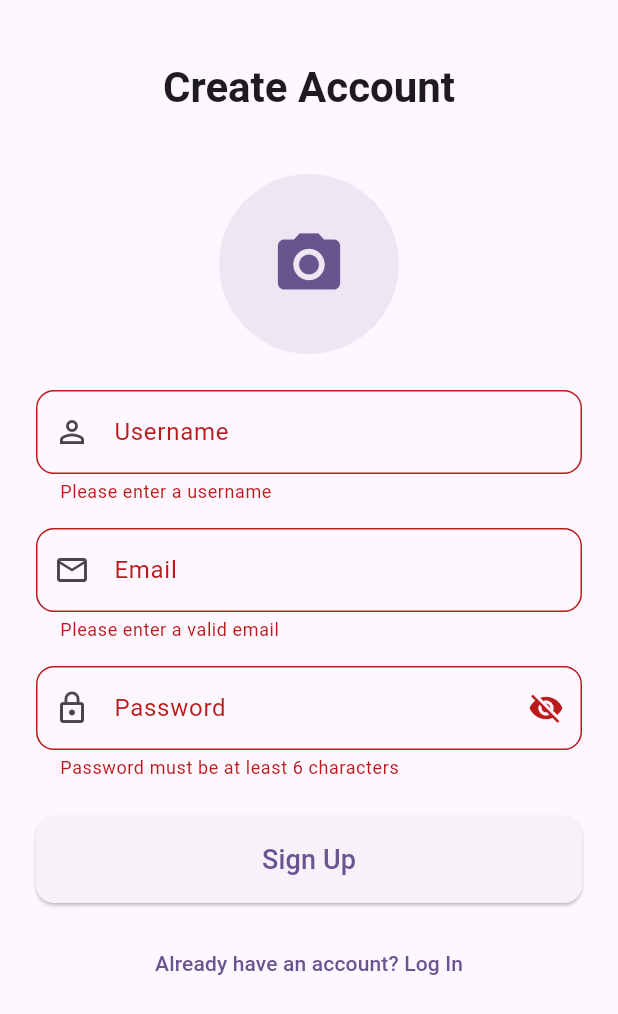
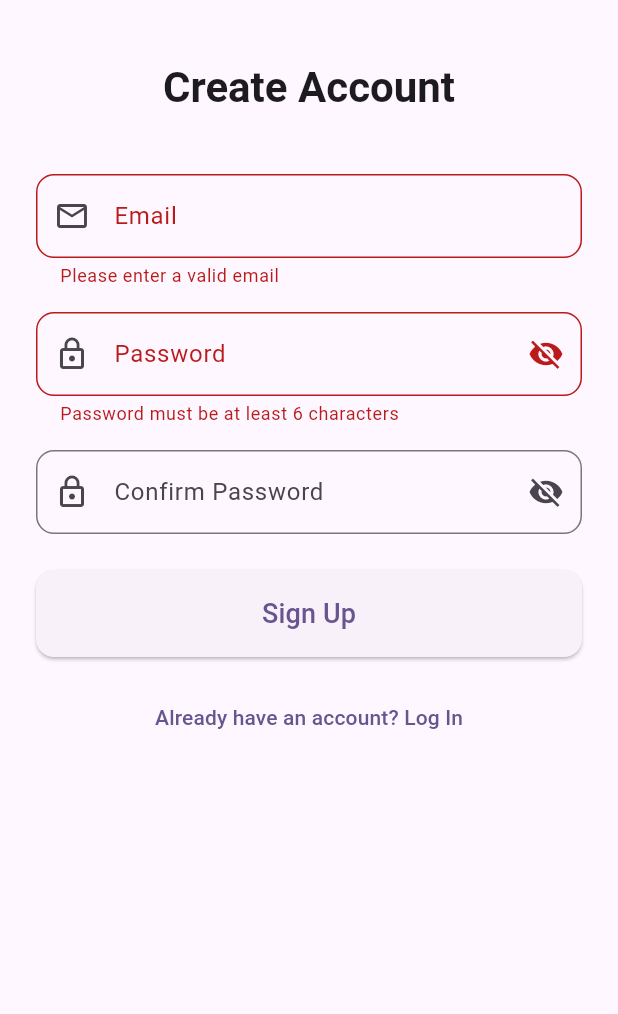
Before and after one commit to Pujiarto-Tri/e_absen, a Flutter app: the SignUpScreen screen opened by its route, after a tap on "Sign Up", on a phone screen of 412 x 824 dp. Shown: the top 1014 px of the screen. Run offline on Flutter 3.47's test engine with Material 3 defaults, Android fonts, the phone set to English and light mode, and no system bars; our stand-ins replace firebase_auth, firebase_core, flutter_map, geolocator, latlong2, location and 1 more; accounts and stored records are empty.

Commit message:
modified:   lib/screens/login_screen/sign_up.dart

```diff
--- a/lib/screens/login_screen/sign_up.dart
+++ b/lib/screens/login_screen/sign_up.dart
@@ -1,10 +1,6 @@
 import 'dart:convert';
-import 'dart:io';
 import 'package:flutter/material.dart';
-import 'package:image_picker/image_picker.dart';
 import 'package:http/http.dart' as http;
-import 'package:path/path.dart';
-import 'package:async/async.dart';
 import 'package:shared_preferences/shared_preferences.dart';
 
 class SignUpScreen extends StatefulWidget {
@@ -20,87 +16,75 @@ class SignUpScreenState extends State<SignUpScreen> {
   final _formKey = GlobalKey<FormState>();
 
   // Controllers
-  final TextEditingController _usernameController = TextEditingController();
   final TextEditingController _emailController = TextEditingController();
   final TextEditingController _passwordController = TextEditingController();
+  final TextEditingController _confirmPasswordController =
+      TextEditingController();
 
   // Variables
-  File? _avatar;
   bool _isLoading = false;
   bool _obscurePassword = true;
+  bool _obscureConfirmPassword = true;
 
   @override
-  void initState() {
-    super.initState();
+  void dispose() {
+    // Dispose controllers to avoid memory leaks
+    _emailController.dispose();
+    _passwordController.dispose();
+    _confirmPasswordController.dispose();
+    super.dispose();
   }
 
-  Future<void> _pickImage() async {
-    final ImagePicker picker = ImagePicker();
-    final XFile? image = await picker.pickImage(source: ImageSource.gallery);
-
-    if (image != null && mounted) {
-      setState(() {
-        _avatar = File(image.path);
-      });
-    }
-  }
-
-  Future<void> _signUp() async {
+  Future<void> _signUp(BuildContext context) async {
     if (!_formKey.currentState!.validate()) return;
-    if (_avatar == null) {
-      _showSnackBar('Please upload an avatar');
-      return;
-    }
 
     setState(() {
       _isLoading = true;
     });
 
     try {
-      var uri = Uri.parse('http://your-backend-url/api/register/');
-      var request = http.MultipartRequest('POST', uri);
-
-      request.fields['user_id.username'] = _usernameController.text;
-      request.fields['user_id.email'] = _emailController.text;
-      request.fields['user_id.password'] = _passwordController.text;
-      request.fields['user_name'] = _usernameController.text;
-      request.fields['is_active'] = 'true';
-
-      // Attach avatar
-      if (_avatar != null) {
-        var stream =
-            http.ByteStream(DelegatingStream.typed(_avatar!.openRead()));
-        var length = await _avatar!.length();
-        var multipartFile = http.MultipartFile('user_avatar', stream, length,
-            filename: basename(_avatar!.path));
-        request.files.add(multipartFile);
+      var uri = Uri.parse(
+          'https://eabsendjangobackend-production.up.railway.app/api/register/');
+      var response = await http.post(
+        uri,
+        headers: {'Content-Type': 'application/json'},
+        body: jsonEncode({
+          'user_id': {
+            'email': _emailController.text,
+            'password': _passwordController.text,
+            'password2': _confirmPasswordController.text,
           }
-
-      var response = await request.send();
-      var responseData = await http.Response.fromStream(response);
+        }),
+      );
 
       if (mounted) {
         if (response.statusCode == 201) {
+          // Try to parse the JSON response
+          try {
             // Registration successful
-          _showSnackBar('Registration successful');
+            _showSnackBar('Registration successful', context);
 
             // Optionally, save login state
             SharedPreferences prefs = await SharedPreferences.getInstance();
             await prefs.setBool('isLoggedIn', true);
-          await prefs.setString('username', _emailController.text);
+            await prefs.setString('email', _emailController.text);
 
             // Navigate to home or login screen
-          Navigator.pushReplacementNamed(context as BuildContext, '/login');
+            Navigator.pushReplacementNamed(context, '/login');
+          } catch (e) {
+            _showSnackBar(
+                'Registration successful, but response parsing failed',
+                context);
+          }
         } else {
           // Registration failed
-          var error = jsonDecode(responseData.body);
-          _showSnackBar('Registration failed: $error');
+          _showSnackBar('Registration failed: ${response.body}', context);
         }
       }
     } catch (e) {
       // Handle exceptions
       if (mounted) {
-        _showSnackBar('Error: $e');
+        _showSnackBar('Error: $e', context);
       }
     } finally {
       if (mounted) {
@@ -111,8 +95,8 @@ class SignUpScreenState extends State<SignUpScreen> {
     }
   }
 
-  void _showSnackBar(String message) {
-    ScaffoldMessenger.of(context as BuildContext).showSnackBar(
+  void _showSnackBar(String message, BuildContext context) {
+    ScaffoldMessenger.of(context).showSnackBar(
       SnackBar(content: Text(message)),
     );
   }
@@ -143,41 +127,6 @@ class SignUpScreenState extends State<SignUpScreen> {
                           textAlign: TextAlign.center,
                         ),
                         const SizedBox(height: 40),
-                        GestureDetector(
-                          onTap: _pickImage,
-                          child: CircleAvatar(
-                            radius: 60,
-                            backgroundColor:
-                                Theme.of(context).primaryColor.withOpacity(0.1),
-                            backgroundImage:
-                                _avatar != null ? FileImage(_avatar!) : null,
-                            child: _avatar == null
-                                ? Icon(
-                                    Icons.camera_alt,
-                                    size: 50,
-                                    color: Theme.of(context).primaryColor,
-                                  )
-                                : null,
-                          ),
-                        ),
-                        const SizedBox(height: 24),
-                        TextFormField(
-                          controller: _usernameController,
-                          decoration: InputDecoration(
-                            labelText: 'Username',
-                            prefixIcon: const Icon(Icons.person_outline),
-                            border: OutlineInputBorder(
-                              borderRadius: BorderRadius.circular(12),
-                            ),
-                          ),
-                          validator: (value) {
-                            if (value == null || value.isEmpty) {
-                              return 'Please enter a username';
-                            }
-                            return null;
-                          },
-                        ),
-                        const SizedBox(height: 16),
                         TextFormField(
                           controller: _emailController,
                           decoration: InputDecoration(
@@ -227,9 +176,40 @@ class SignUpScreenState extends State<SignUpScreen> {
                             return null;
                           },
                         ),
+                        const SizedBox(height: 16),
+                        TextFormField(
+                          controller: _confirmPasswordController,
+                          decoration: InputDecoration(
+                            labelText: 'Confirm Password',
+                            prefixIcon: const Icon(Icons.lock_outline),
+                            suffixIcon: IconButton(
+                              icon: Icon(
+                                _obscureConfirmPassword
+                                    ? Icons.visibility_off
+                                    : Icons.visibility,
+                              ),
+                              onPressed: () {
+                                setState(() {
+                                  _obscureConfirmPassword =
+                                      !_obscureConfirmPassword;
+                                });
+                              },
+                            ),
+                            border: OutlineInputBorder(
+                              borderRadius: BorderRadius.circular(12),
+                            ),
+                          ),
+                          obscureText: _obscureConfirmPassword,
+                          validator: (value) {
+                            if (value != _passwordController.text) {
+                              return 'Passwords do not match';
+                            }
+                            return null;
+                          },
+                        ),
                         const SizedBox(height: 24),
                         ElevatedButton(
-                          onPressed: _signUp,
+                          onPressed: () => _signUp(context),
                           style: ElevatedButton.styleFrom(
                             padding: const EdgeInsets.symmetric(vertical: 16),
                             shape: RoundedRectangleBorder(
```
Lines whose indentation alone changed are shown as unchanged.
